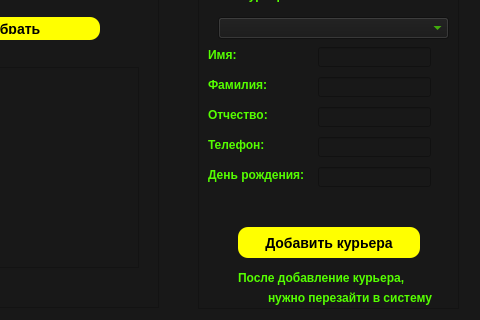
Before: the Qt Designer form supervisors.ui in dmsrgv/dbprogram, drawn with Qt 5; both pictures show x 122 to 602 and y 153 to 473 of the 602 by 473 pixel window.
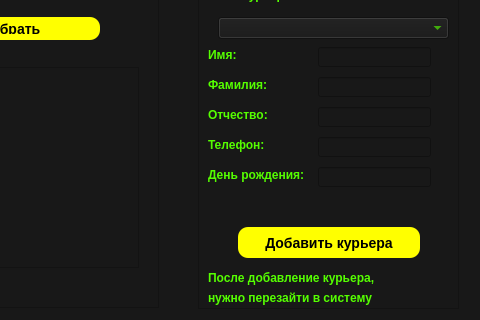
After: the same form once the commit is applied.

Commit message: Окно для курьеров

```diff
--- a/supervisors.ui
+++ b/supervisors.ui
@@ -400,7 +400,7 @@
   <widget class="QLabel" name="label_11">
    <property name="geometry">
     <rect>
-     <x>360</x>
+     <x>330</x>
      <y>420</y>
      <width>211</width>
      <height>21</height>
@@ -417,7 +417,7 @@
   <widget class="QLabel" name="label_12">
    <property name="geometry">
     <rect>
-     <x>390</x>
+     <x>330</x>
      <y>440</y>
      <width>181</width>
      <height>21</height>
```
The commit also changes 5 other files.
